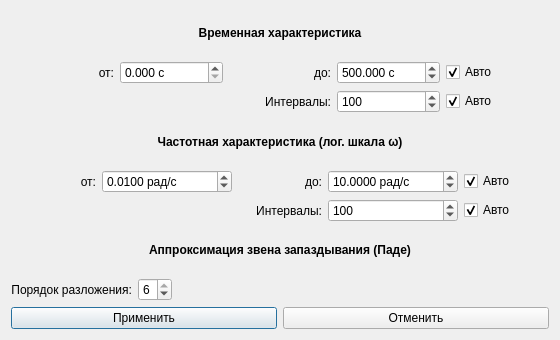
Above: ui/dialogs/mod-par-dialog.ui from VadmanBat/reg-valve before the change. Below: the same form after it.
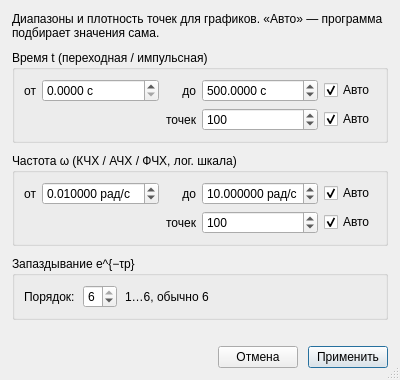
That is the form after the change. Custom widgets are drawn as their Qt base class.

```diff
--- a/ui/dialogs/mod-par-dialog.ui
+++ b/ui/dialogs/mod-par-dialog.ui
@@ -6,33 +6,61 @@
    <rect>
     <x>0</x>
     <y>0</y>
-    <width>560</width>
-    <height>340</height>
+    <width>400</width>
+    <height>380</height>
    </rect>
   </property>
   <property name="windowTitle">
    <string>Параметры моделирования</string>
   </property>
+  <property name="sizeGripEnabled">
+   <bool>true</bool>
+  </property>
   <layout class="QVBoxLayout" name="verticalLayout">
+   <property name="spacing">
+    <number>10</number>
+   </property>
+   <property name="leftMargin">
+    <number>12</number>
+   </property>
+   <property name="topMargin">
+    <number>12</number>
+   </property>
+   <property name="rightMargin">
+    <number>12</number>
+   </property>
+   <property name="bottomMargin">
+    <number>12</number>
+   </property>
    <item>
     <widget class="QLabel" name="timeTitleLabel">
      <property name="text">
-      <string>Временная характеристика</string>
+      <string>Диапазоны и плотность точек для графиков. «Авто» — программа подбирает значения сама.</string>
      </property>
-     <property name="alignment">
-      <set>Qt::AlignCenter</set>
+     <property name="wordWrap">
+      <bool>true</bool>
      </property>
      <property name="styleSheet">
-      <string>font-weight: bold;</string>
+      <string notr="true">color: palette(placeholder-text);</string>
      </property>
     </widget>
    </item>
    <item>
+    <widget class="QGroupBox" name="timeGroup">
+     <property name="title">
+      <string>Время t (переходная / импульсная)</string>
+     </property>
     <layout class="QGridLayout" name="timeGrid">
+      <property name="horizontalSpacing">
+       <number>6</number>
+      </property>
+      <property name="verticalSpacing">
+       <number>6</number>
+      </property>
      <item row="0" column="0">
       <widget class="QLabel" name="timeMinLabel">
        <property name="text">
-        <string>от:</string>
+         <string>от</string>
        </property>
        <property name="alignment">
         <set>Qt::AlignRight|Qt::AlignVCenter</set>
@@ -40,12 +68,18 @@
       </widget>
      </item>
      <item row="0" column="1">
-      <widget class="QDoubleSpinBox" name="timeMinSpinBox">
+       <widget class="CompactDoubleSpinBox" name="timeMinSpinBox">
+        <property name="sizePolicy">
+         <sizepolicy hsizetype="Expanding" vsizetype="Fixed">
+          <horstretch>1</horstretch>
+          <verstretch>0</verstretch>
+         </sizepolicy>
+        </property>
        <property name="suffix">
         <string> с</string>
        </property>
        <property name="decimals">
-        <number>3</number>
+         <number>4</number>
        </property>
        <property name="minimum">
         <double>0.000000000000000</double>
@@ -53,15 +87,15 @@
        <property name="maximum">
         <double>100000.000000000000000</double>
        </property>
-       <property name="value">
-        <double>0.000000000000000</double>
+        <property name="buttonSymbols">
+         <enum>QAbstractSpinBox::UpDownArrows</enum>
        </property>
       </widget>
      </item>
      <item row="0" column="2">
       <widget class="QLabel" name="timeMaxLabel">
        <property name="text">
-        <string>до:</string>
+         <string>до</string>
        </property>
        <property name="alignment">
         <set>Qt::AlignRight|Qt::AlignVCenter</set>
@@ -69,12 +103,18 @@
       </widget>
      </item>
      <item row="0" column="3">
-      <widget class="QDoubleSpinBox" name="timeMaxSpinBox">
+       <widget class="CompactDoubleSpinBox" name="timeMaxSpinBox">
+        <property name="sizePolicy">
+         <sizepolicy hsizetype="Expanding" vsizetype="Fixed">
+          <horstretch>1</horstretch>
+          <verstretch>0</verstretch>
+         </sizepolicy>
+        </property>
        <property name="suffix">
         <string> с</string>
        </property>
        <property name="decimals">
-        <number>3</number>
+         <number>4</number>
        </property>
        <property name="minimum">
         <double>0.001000000000000</double>
@@ -100,7 +140,7 @@
      <item row="1" column="2">
       <widget class="QLabel" name="timeIntervalsLabel">
        <property name="text">
-        <string>Интервалы:</string>
+         <string>точек</string>
        </property>
        <property name="alignment">
         <set>Qt::AlignRight|Qt::AlignVCenter</set>
@@ -131,26 +171,24 @@
       </widget>
      </item>
     </layout>
-   </item>
-   <item>
-    <widget class="QLabel" name="freqTitleLabel">
-     <property name="text">
-      <string>Частотная характеристика (лог. шкала ω)</string>
-     </property>
-     <property name="alignment">
-      <set>Qt::AlignCenter</set>
-     </property>
-     <property name="styleSheet">
-      <string>font-weight: bold;</string>
-     </property>
     </widget>
    </item>
    <item>
+    <widget class="QGroupBox" name="freqGroup">
+     <property name="title">
+      <string>Частота ω (КЧХ / АЧХ / ФЧХ, лог. шкала)</string>
+     </property>
     <layout class="QGridLayout" name="freqGrid">
+      <property name="horizontalSpacing">
+       <number>6</number>
+      </property>
+      <property name="verticalSpacing">
+       <number>6</number>
+      </property>
      <item row="0" column="0">
       <widget class="QLabel" name="freqMinLabel">
        <property name="text">
-        <string>от:</string>
+         <string>от</string>
        </property>
        <property name="alignment">
         <set>Qt::AlignRight|Qt::AlignVCenter</set>
@@ -158,12 +196,18 @@
       </widget>
      </item>
      <item row="0" column="1">
-      <widget class="QDoubleSpinBox" name="freqMinSpinBox">
+       <widget class="CompactDoubleSpinBox" name="freqMinSpinBox">
+        <property name="sizePolicy">
+         <sizepolicy hsizetype="Expanding" vsizetype="Fixed">
+          <horstretch>1</horstretch>
+          <verstretch>0</verstretch>
+         </sizepolicy>
+        </property>
        <property name="suffix">
         <string> рад/с</string>
        </property>
        <property name="decimals">
-        <number>4</number>
+         <number>6</number>
        </property>
        <property name="minimum">
         <double>0.000100000000000</double>
@@ -179,7 +223,7 @@
      <item row="0" column="2">
       <widget class="QLabel" name="freqMaxLabel">
        <property name="text">
-        <string>до:</string>
+         <string>до</string>
        </property>
        <property name="alignment">
         <set>Qt::AlignRight|Qt::AlignVCenter</set>
@@ -187,12 +231,18 @@
       </widget>
      </item>
      <item row="0" column="3">
-      <widget class="QDoubleSpinBox" name="freqMaxSpinBox">
+       <widget class="CompactDoubleSpinBox" name="freqMaxSpinBox">
+        <property name="sizePolicy">
+         <sizepolicy hsizetype="Expanding" vsizetype="Fixed">
+          <horstretch>1</horstretch>
+          <verstretch>0</verstretch>
+         </sizepolicy>
+        </property>
        <property name="suffix">
         <string> рад/с</string>
        </property>
        <property name="decimals">
-        <number>4</number>
+         <number>6</number>
        </property>
        <property name="minimum">
         <double>0.000100000000000</double>
@@ -218,7 +268,7 @@
      <item row="1" column="2">
       <widget class="QLabel" name="freqIntervalsLabel">
        <property name="text">
-        <string>Интервалы:</string>
+         <string>точек</string>
        </property>
        <property name="alignment">
         <set>Qt::AlignRight|Qt::AlignVCenter</set>
@@ -249,29 +299,21 @@
       </widget>
      </item>
     </layout>
-   </item>
-   <item>
-    <widget class="QLabel" name="approxTitleLabel">
-     <property name="text">
-      <string>Аппроксимация звена запаздывания (Паде)</string>
-     </property>
-     <property name="alignment">
-      <set>Qt::AlignCenter</set>
-     </property>
-     <property name="styleSheet">
-      <string>font-weight: bold;</string>
-     </property>
     </widget>
    </item>
    <item>
+    <widget class="QGroupBox" name="approxGroup">
+     <property name="title">
+      <string>Запаздывание e^{−τp}</string>
+     </property>
     <layout class="QHBoxLayout" name="approxLayout">
+      <property name="spacing">
+       <number>8</number>
+      </property>
      <item>
       <widget class="QLabel" name="approxOrderLabel">
        <property name="text">
-        <string>Порядок разложения:</string>
-       </property>
-       <property name="alignment">
-        <set>Qt::AlignRight|Qt::AlignVCenter</set>
+         <string>Порядок:</string>
        </property>
       </widget>
      </item>
@@ -286,6 +328,19 @@
        <property name="value">
         <number>6</number>
        </property>
+        <property name="toolTip">
+         <string>Чем выше, тем точнее модель запаздывания (медленнее расчёт)</string>
+        </property>
+       </widget>
+      </item>
+      <item>
+       <widget class="QLabel" name="approxHint">
+        <property name="text">
+         <string>1…6, обычно 6</string>
+        </property>
+        <property name="styleSheet">
+         <string notr="true">color: palette(placeholder-text);</string>
+        </property>
       </widget>
      </item>
      <item>
@@ -295,27 +350,57 @@
        </property>
        <property name="sizeHint" stdset="0">
         <size>
-         <width>40</width>
+          <width>8</width>
          <height>20</height>
         </size>
        </property>
       </spacer>
      </item>
     </layout>
+    </widget>
+   </item>
+   <item>
+    <spacer name="vSpacer">
+     <property name="orientation">
+      <enum>Qt::Vertical</enum>
+     </property>
+     <property name="sizeHint" stdset="0">
+      <size>
+       <width>20</width>
+       <height>4</height>
+      </size>
+     </property>
+    </spacer>
    </item>
    <item>
     <layout class="QHBoxLayout" name="buttonLayout">
+     <item>
+      <spacer name="btnSpacer">
+       <property name="orientation">
+        <enum>Qt::Horizontal</enum>
+       </property>
+       <property name="sizeHint" stdset="0">
+        <size>
+         <width>40</width>
+         <height>20</height>
+        </size>
+       </property>
+      </spacer>
+     </item>
+     <item>
+      <widget class="QPushButton" name="cancelButton">
+       <property name="text">
+        <string>Отмена</string>
+       </property>
+      </widget>
+     </item>
      <item>
       <widget class="QPushButton" name="applyButton">
        <property name="text">
         <string>Применить</string>
        </property>
-      </widget>
-     </item>
-     <item>
-      <widget class="QPushButton" name="cancelButton">
-       <property name="text">
-        <string>Отменить</string>
+       <property name="default">
+        <bool>true</bool>
        </property>
       </widget>
      </item>
@@ -323,6 +408,13 @@
    </item>
   </layout>
  </widget>
+ <customwidgets>
+  <customwidget>
+   <class>CompactDoubleSpinBox</class>
+   <extends>QDoubleSpinBox</extends>
+   <header>code/widgets/compact-double-spin-box.h</header>
+  </customwidget>
+ </customwidgets>
  <resources/>
  <connections/>
 </ui>
```
Left out of the diff: 14 changed lines with no effect on the pictures. Lines whose indentation alone changed are shown as unchanged.
